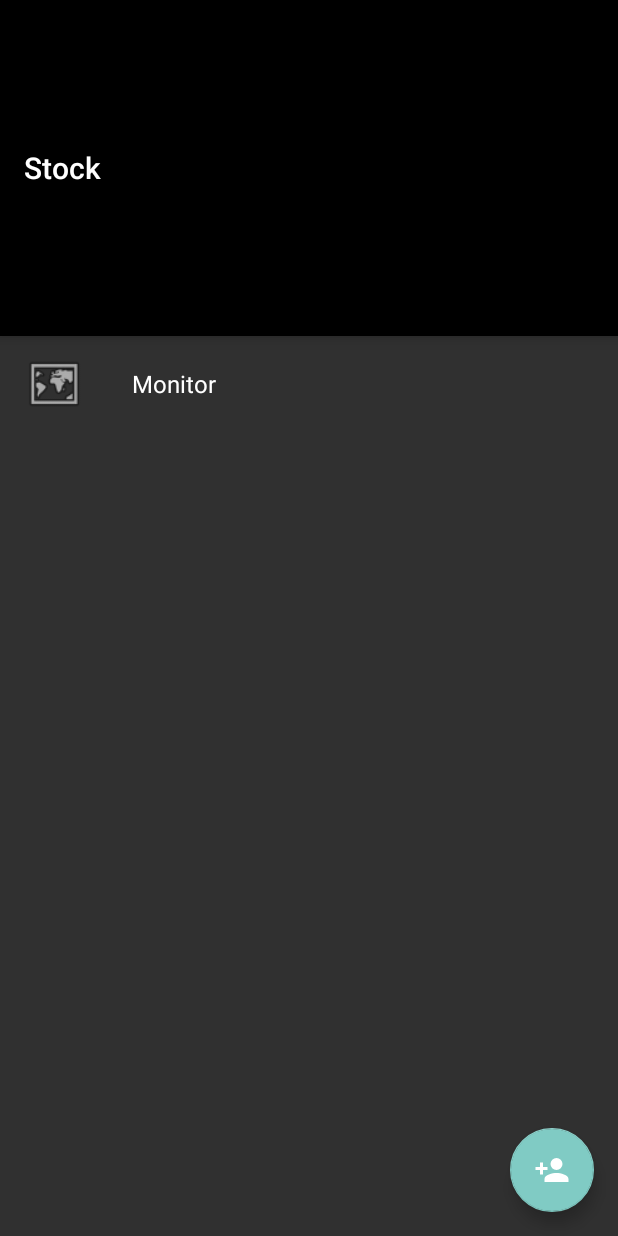
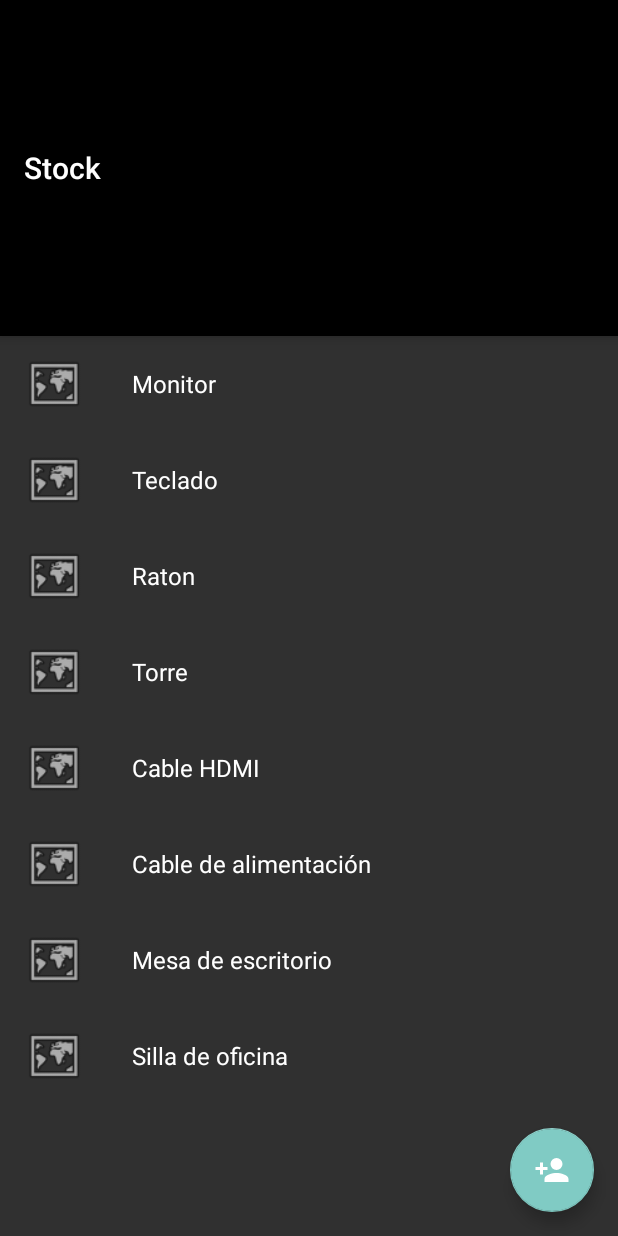
Before and after one commit to zKisko/Stock, an Android app: the screen it shows after launch (ItemsActivity), on a phone screen of 412 x 824 dp. Run offline under Robolectric (Android 15) with nearby library versions, the phone set to English and light mode, and no system bars.

Commit message:
29/11/2022

```diff
--- a/app/src/main/java/com/cidead/pmdm/stock/AddEditItems/AddEditItemFragment.java
+++ b/app/src/main/java/com/cidead/pmdm/stock/AddEditItems/AddEditItemFragment.java
@@ -19,6 +19,7 @@ import android.widget.Toast;
 import com.cidead.pmdm.stock.R;
 
 import androidx.fragment.app.Fragment;
+
 /* Vista para creación/edición de un Item */
 
 public class AddEditItemFragment extends Fragment {
@@ -75,7 +76,6 @@ public class AddEditItemFragment extends Fragment {
         mConditionLabel = (TextInputLayout) root.findViewById(R.id.til_condition);
         mDescriptionLabel = (TextInputLayout) root.findViewById(R.id.til_description);
 
-
         // Eventos  //AÑADE ITEMS A TRAVES DEL BOTON SAVEBUTTON
         mSaveButton.setOnClickListener(new View.OnClickListener() {
             @Override
@@ -99,7 +99,8 @@ public class AddEditItemFragment extends Fragment {
     }
 
 
-    /*ESTE METODO EXTRAE LOS DATOS DE LOS CAMPOS DE TEXTO COMPRUEBA QUE NO ESTAN VACIOS Y LUEGO CREAN EL NUEVO ITEM*/
+    /*ESTE METODO EXTRAE LOS DATOS DE LOS CAMPOS DE TEXTO,
+     COMPRUEBA QUE NO ESTAN VACIOS Y LUEGO CREAN EL NUEVO ITEM*/
     private void addEditItem() {
         boolean error = false;
 
@@ -201,7 +202,6 @@ public class AddEditItemFragment extends Fragment {
         }
          /* DEPENDIENDO DE LA TAREA ASINCRONA DE ARRIBA (UPDATE O SAVE)
          ESTA ACTIVIDAD NOS MOSTRARÁ EL NUEVO RESULTADO O UN MENSAJE DE ERROR */
-
         @Override
         protected void onPostExecute(Boolean result) {
             showItemsScreen(result);
--- a/app/src/main/java/com/cidead/pmdm/stock/DB/Item.java
+++ b/app/src/main/java/com/cidead/pmdm/stock/DB/Item.java
@@ -1,5 +1,5 @@
-/*con esta clase creamos una plantilla para los elementos que añadiremos
-        en los puestos de nuestro stock*/
+/*con esta clase creamos una plantilla para los elementos
+que añadiremos en los puestos de nuestro stock*/
 
 package com.cidead.pmdm.stock.DB;
 
--- a/app/src/main/java/com/cidead/pmdm/stock/DB/ItemsDBHelper.java
+++ b/app/src/main/java/com/cidead/pmdm/stock/DB/ItemsDBHelper.java
@@ -1,3 +1,5 @@
+//CLASE QUE MANEJA LA BASE DE DATOS
+
 package com.cidead.pmdm.stock.DB;
 
 import android.content.Context;
@@ -7,7 +9,7 @@ import android.database.sqlite.SQLiteOpenHelper;
 
 import static com.cidead.pmdm.stock.DB.ItemsContract.ItemEntry;
 
-//CLASE QUE MANEJA LA BASE DE DATOS
+
 
 public class ItemsDBHelper extends SQLiteOpenHelper {
     public static final int DATABASE_VERSION = 1;
@@ -32,33 +34,17 @@ public class ItemsDBHelper extends SQLiteOpenHelper {
         mockData(db);
     }
 
-    // Insertar datos ficticios para prueba inicial
+    // Insertamos datos ficticios para prueba inicial
 
     private void mockData(SQLiteDatabase sqLiteDatabase) {
-        mockItem(sqLiteDatabase, new Item("Monitor", "3",
-                "Nuevo", "Monitor LG 24 pulgadas.",
-                ""));
-        mockItem(sqLiteDatabase, new Item("Daniel Samper", "Abogado accidentes de tráfico",
-                "300 200 2222", "Gran profesional con experiencia de 5 años en accidentes de tráfico.",
-                "daniel_samper.jpg"));
-        mockItem(sqLiteDatabase, new Item("Lucia Aristizabal", "Abogado de derechos laborales",
-                "300 200 3333", "Gran profesional con más de 3 años de experiencia en defensa de los trabajadores.",
-                "lucia_aristizabal.jpg"));
-        mockItem(sqLiteDatabase, new Item("Marina Acosta", "Abogado de familia",
-                "300 200 4444", "Gran profesional con experiencia de 5 años en casos de familia.",
-                "marina_acosta.jpg"));
-        mockItem(sqLiteDatabase, new Item("Olga Ortiz", "Abogado de administración pública",
-                "300 200 5555", "Gran profesional con experiencia de 5 años en casos en expedientes de urbanismo.",
-                "olga_ortiz.jpg"));
-        mockItem(sqLiteDatabase, new Item("Pamela Briger", "Abogado fiscalista",
-                "300 200 6666", "Gran profesional con experiencia de 5 años en casos de derecho financiero",
-                "pamela_briger.jpg"));
-        mockItem(sqLiteDatabase, new Item("Rodrigo Benavidez", "Abogado Mercantilista",
-                "300 200 1111", "Gran profesional con experiencia de 5 años en redacción de contratos mercantiles",
-                "rodrigo_benavidez.jpg"));
-        mockItem(sqLiteDatabase, new Item("Tom Bonz", "Abogado penalista",
-                "300 200 1111", "Gran profesional con experiencia de 5 años en casos penales.",
-                "tom_bonz.jpg"));
+        mockItem(sqLiteDatabase, new Item("Monitor", "3","Nuevo", "Monitor LG 24 pulgadas.",""));
+        mockItem(sqLiteDatabase, new Item("Teclado", "", "", "", ""));
+        mockItem(sqLiteDatabase, new Item("Raton", "", "", "", ""));
+        mockItem(sqLiteDatabase, new Item("Torre", "", "", "", "" ));
+        mockItem(sqLiteDatabase, new Item("Cable HDMI", "", "", "", ""));
+        mockItem(sqLiteDatabase, new Item("Cable de alimentación", "", "", "", ""));
+        mockItem(sqLiteDatabase, new Item("Mesa de escritorio", "", "", "", ""));
+        mockItem(sqLiteDatabase, new Item("Silla de oficina", "", "", "", ""));
     }
 
     public long mockItem(SQLiteDatabase db, Item item) {
--- a/app/src/main/res/layout/content_items.xml
+++ b/app/src/main/res/layout/content_items.xml
@@ -1,5 +1,5 @@
 <?xml version="1.0" encoding="utf-8"?>
-<androidx.core.widget.NestedScrollView xmlns:android="http://schemas.android.com/apk/res/android"
+<RelativeLayout xmlns:android="http://schemas.android.com/apk/res/android"
     xmlns:app="http://schemas.android.com/apk/res-auto"
     xmlns:tools="http://schemas.android.com/tools"
     android:id="@+id/items_container"
@@ -9,4 +9,4 @@
     tools:context=".Items.ItemsActivity"
     tools:showIn="@layout/activity_items">
 
-</androidx.core.widget.NestedScrollView>
+</RelativeLayout>
--- a/app/src/main/res/values-land/dimens.xml
+++ b/app/src/main/res/values-land/dimens.xml
@@ -1,3 +1,4 @@
 <resources>
     <dimen name="fab_margin">48dp</dimen>
+    <dimen name="activity_horizontal_margin">48dp</dimen>
 </resources>
--- a/app/src/main/res/values-w600dp/dimens.xml
+++ b/app/src/main/res/values-w600dp/dimens.xml
@@ -1,3 +1,4 @@
 <resources>
     <dimen name="fab_margin">48dp</dimen>
+    <dimen name="activity_horizontal_margin">48dp</dimen>
 </resources>
```
Also changed, not shown: app/build.gradle (+8 -1 lines), app/src/main/AndroidManifest.xml (+7 -4 lines), app/src/main/java/com/cidead/pmdm/stock/ItemDetail/ItemDetailFragment.java (+9 -5 lines), app/src/main/java/com/cidead/pmdm/stock/Items/ItemsFragment.java (+9 -163 lines), app/src/main/res/values/strings.xml (+10 -1 lines), app/src/main/assets/carlos_perez.jpg (deleted), app/src/main/assets/daniel_samper.jpg (deleted), app/src/main/assets/lucia_aristizabal.jpg (deleted), app/src/main/assets/marina_acosta.jpg (deleted), app/src/main/assets/olga_ortiz.jpg (deleted), app/src/main/assets/pamela_briger.jpg (deleted), app/src/main/assets/rodrigo_benavidez.jpg (deleted), app/src/main/assets/tom_bonz.jpg (deleted).
